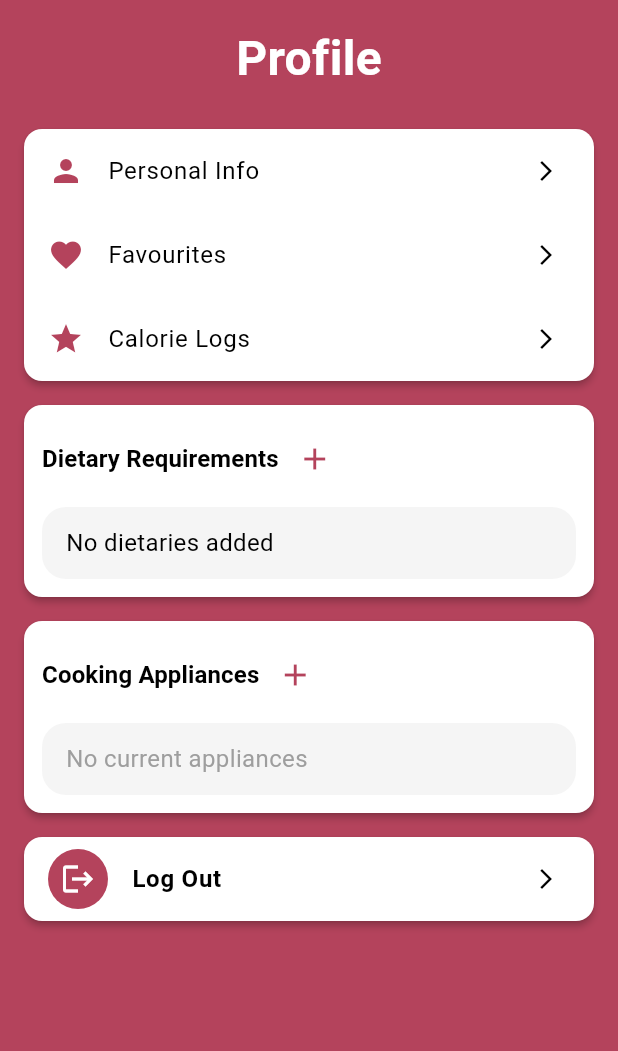
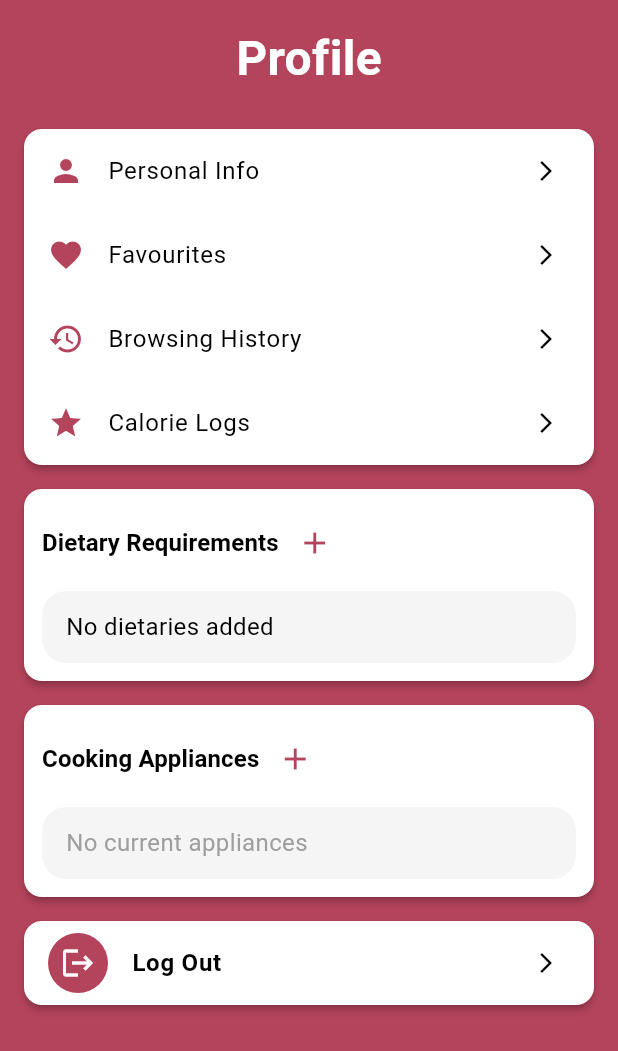
Before and after one commit to Monash-FIT3170/2025W2-FindingNibbles, a Flutter app: the ProfilePage screen opened directly, on a phone screen of 412 x 824 dp. Shown: the top 1051 px of the screen. Run offline on Flutter 3.47's test engine with Material 3 defaults, Android fonts, the light colour scheme and no system bars; our stand-ins replace dio, flutter_map, flutter_secure_storage, flutter_svg, font_awesome_flutter, geocoding and 9 more; missing offline and left inert: google_polyline_algorithm; accounts and stored records are empty; network calls fail.

Commit message:
Added browsing history into personal menu

```diff
--- a/frontend/lib/pages/profile/widgets/personal_menu_widget.dart
+++ b/frontend/lib/pages/profile/widgets/personal_menu_widget.dart
@@ -2,10 +2,12 @@ import 'package:flutter/material.dart';
 import 'package:nibbles/pages/profile/liked_page.dart';
 import 'package:nibbles/pages/profile/personal_info_page.dart';
 import 'package:nibbles/pages/profile/calorie_log_page.dart';
+import 'package:nibbles/pages/profile/history_page.dart';
 
 class PersonalMenuWidget extends StatelessWidget {
   final VoidCallback onPersonalInfo;
   final VoidCallback onFavourites;
+  final VoidCallback onBrowsingHistory;
   final VoidCallback?
   onMyReviews; // Nullable for now, as my reviews feature is not implemented yet
 
@@ -13,6 +15,7 @@ class PersonalMenuWidget extends StatelessWidget {
     super.key,
     required this.onPersonalInfo,
     required this.onFavourites,
+    required this.onBrowsingHistory,
     required this.onMyReviews,
   });
 
@@ -51,6 +54,18 @@ class PersonalMenuWidget extends StatelessWidget {
             },
           ),
           ListTile(
+            leading: Icon(Icons.history, color: primary),
+            title: const Text('Browsing History'),
+            trailing: const Icon(Icons.arrow_forward_ios, size: 16),
+            onTap: () {
+              // Navigate to HistoryPage when tapped
+              Navigator.push(
+                context,
+                MaterialPageRoute(builder: (context) => const HistoryPage()),
+              );
+            },
+          ),
+          ListTile(
             leading: Icon(Icons.star, color: primary),
             title: Text('Calorie Logs', style: TextStyle()),
             trailing: Icon(Icons.arrow_forward_ios, size: 16),
```
